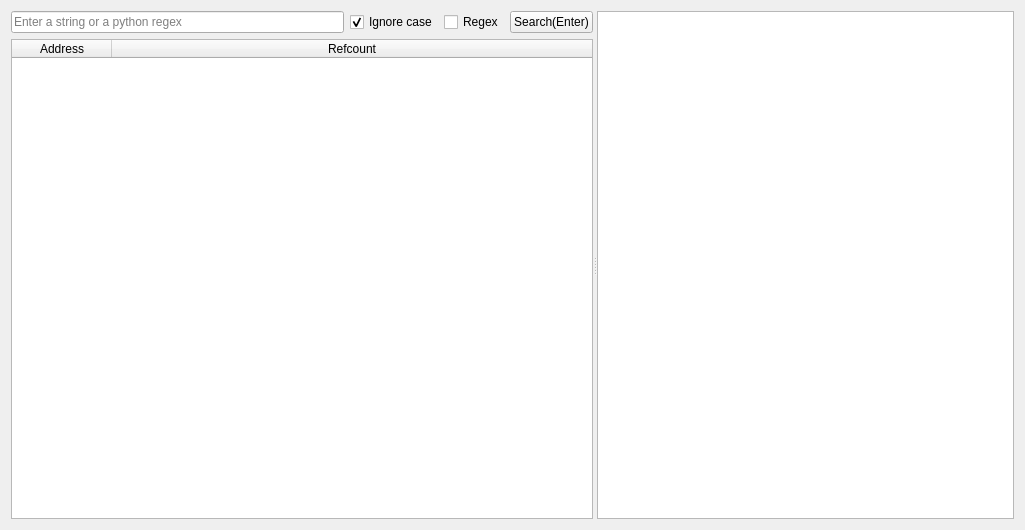
Above: GUI/ReferencedCallsWidget.ui from korcankaraokcu/PINCE before the change. Below: the same form after it.
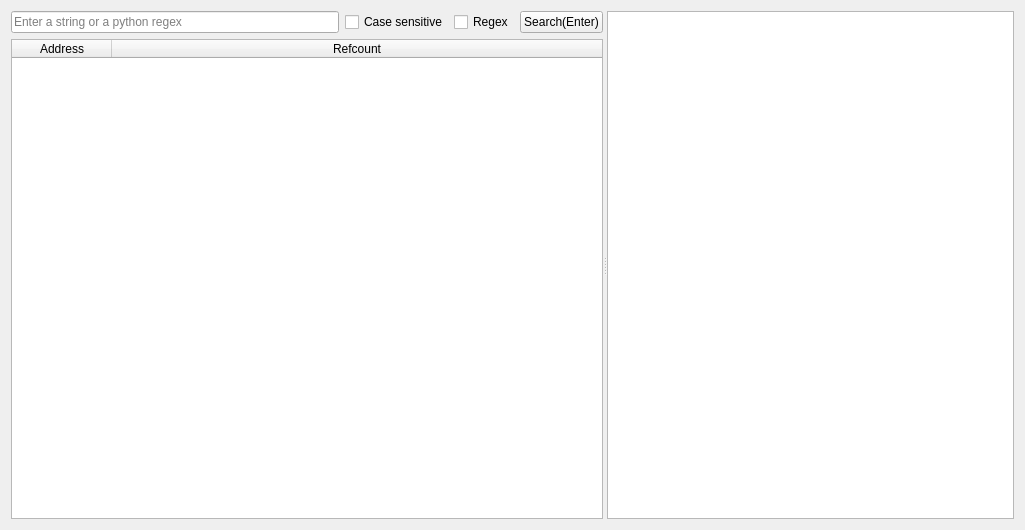
That is the form after the change.

Commit message: Refactor ignore_case to case_sensitive for convenience

The edit to the form file:
```diff
--- a/GUI/ReferencedCallsWidget.ui
+++ b/GUI/ReferencedCallsWidget.ui
@@ -39,10 +39,7 @@
             <string>Ignore case if checked</string>
            </property>
            <property name="text">
-            <string>Ignore case</string>
-           </property>
-           <property name="checked">
-            <bool>true</bool>
+            <string>Case sensitive</string>
            </property>
           </widget>
          </item>
```
Left out of the diff: 2 changed lines with no effect on the pictures. The commit also changes 12 other files.
